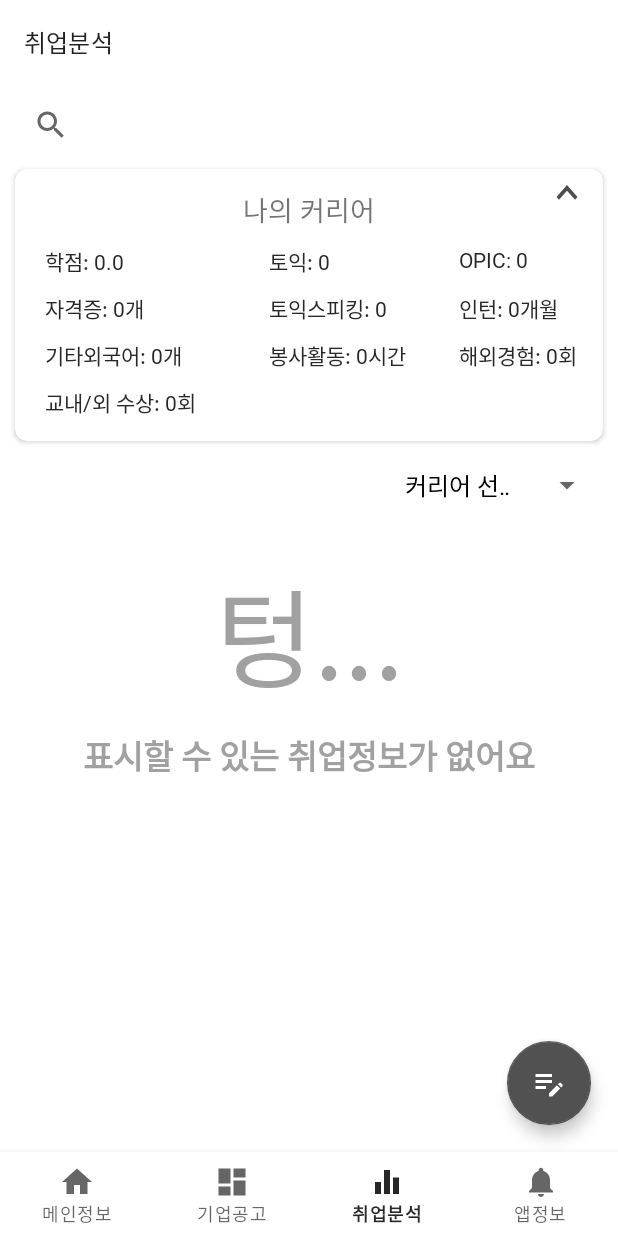
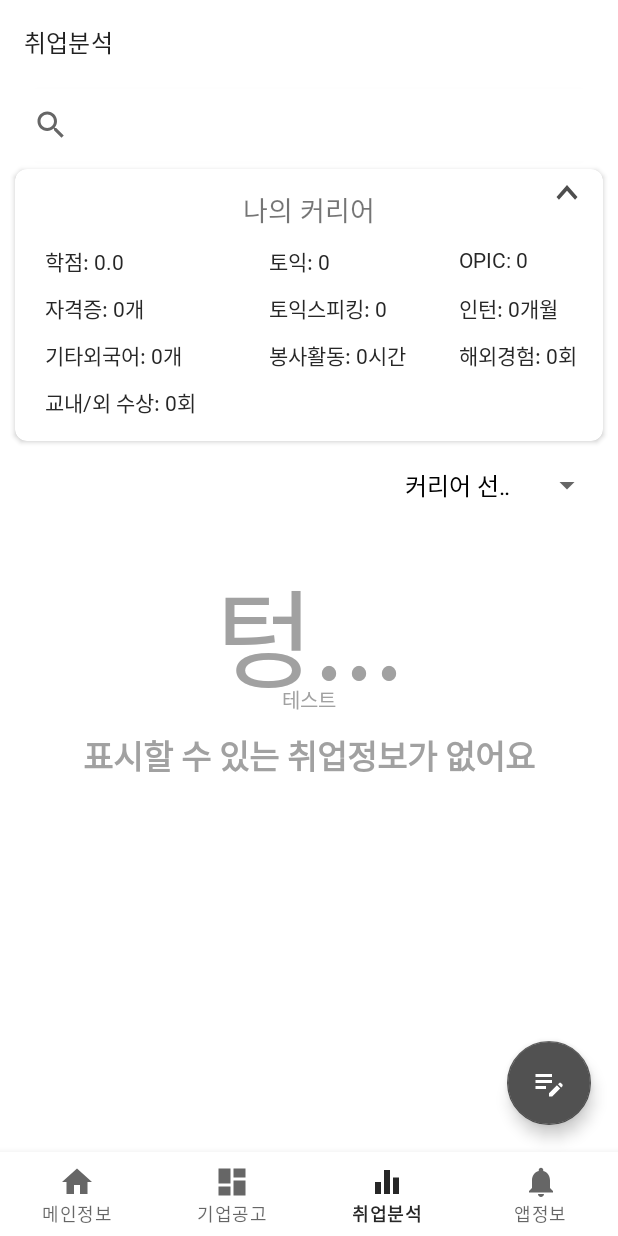
Before and after one commit to GNU-AIS/AIS_JOB_APP, an Android app: the AnalysisFragment screen opened through its navigation route, on a phone screen of 412 x 824 dp. Run offline under Robolectric (Android 15) with nearby library versions, the phone set to English and light mode, and no system bars; our stand-ins replace navigation-ui.

```diff
--- a/app/src/main/AndroidManifest.xml
+++ b/app/src/main/AndroidManifest.xml
@@ -2,7 +2,11 @@
 <manifest xmlns:android="http://schemas.android.com/apk/res/android"
     xmlns:tools="http://schemas.android.com/tools">
 
+    <uses-permission android:name="android.permission.INTERNET" />
+
+
     <application
+        android:usesCleartextTraffic = "true"
         android:allowBackup="true"
         android:dataExtractionRules="@xml/data_extraction_rules"
         android:fullBackupContent="@xml/backup_rules"
--- a/app/src/main/java/com/example/ais_job_app/ui/analysis/AnalysisFragment.java
+++ b/app/src/main/java/com/example/ais_job_app/ui/analysis/AnalysisFragment.java
@@ -4,6 +4,7 @@ import android.content.Context;
 import android.content.Intent;
 import android.content.SharedPreferences;
 import android.os.Bundle;
+import android.os.Handler;
 import android.util.Log;
 import android.view.LayoutInflater;
 import android.view.View;
@@ -23,6 +24,10 @@ import com.example.ais_job_app.JobCarrierInfo;
 import com.example.ais_job_app.R;
 import com.example.ais_job_app.databinding.FragmentAnalysisBinding;
 
+import java.io.BufferedReader;
+import java.io.InputStreamReader;
+import java.net.HttpURLConnection;
+import java.net.URL;
 import java.util.ArrayList;
 import java.util.HashMap;
 
@@ -37,11 +42,18 @@ public class AnalysisFragment extends Fragment {
     private Animation rotateOpen, rotateClose, fromBottom, toBottom;
     private Boolean fabClickedFlag = false;
 
+
+    /**/
+
+    String testUrl = "http://175.200.108.201:4000/test";
+
+    Handler handler = new Handler();// Thread에서 전달받은 값을 메인으로 가져오기 위한 Handler
+
     public View onCreateView(@NonNull LayoutInflater inflater,
                              ViewGroup container, Bundle savedInstanceState) {
         /* 바인딩 설정 */
         binding = FragmentAnalysisBinding.inflate(inflater, container, false);
-        View root = binding.getRoot();
+
 
         /* 나의 커리어 토글 설정 */
         if (Float.compare(AppManager.getInstance().getMap().get("myCareerTgb"), 1.0f) == 0) {
@@ -66,13 +78,64 @@ public class AnalysisFragment extends Fragment {
 
         initCarrierScore();
 
-
-
         /**/
         jobCarrierInfoArrayList = (ArrayList<JobCarrierInfo>) AppManager.getInstance().getJobCarrierInfoArrayList().clone();
 
-        return root;
+        RequestThread thread = new RequestThread(); // Thread 생성
+        thread.start(); // Thread 시작
+
+
+
+
+
+        return binding.getRoot();
     }
+    class RequestThread extends Thread { // url을 읽을 때도 앱이 동작할 수 있게 하기 위해 Thread 생성
+        @Override
+        public void run() { // 이 쓰레드에서 실행 될 메인 코드
+            try {
+                URL url = new URL(testUrl); // 입력받은 웹서버 URL 저장
+                HttpURLConnection conn = (HttpURLConnection) url.openConnection(); // url에 연결
+                if(conn != null){ // 만약 연결이 되었을 경우
+                    conn.setConnectTimeout(10000); // 10초 동안 기다린 후 응답이 없으면 종료
+                    conn.setRequestMethod("POST"); // GET 메소드 : 웹 서버로 부터 리소스를 가져온다.
+                    conn.setDoInput(true); // 서버에서 온 데이터를 입력받을 수 있는 상태인가? true
+                    conn.setDoOutput(true); // 서버에서 온 데이터를 출력할 수 있는 상태인가? true
+
+                    int resCode = conn.getResponseCode(); // 응답 코드를 리턴 받는다.
+                    if(resCode == HttpURLConnection.HTTP_OK){ // 만약 응답 코드가 200(=OK)일 경우
+                        BufferedReader reader = new BufferedReader(new InputStreamReader(conn.getInputStream()));
+                        // BufferedReader() : 엔터만 경계로 인식하고 받은 데이터를 String 으로 고정, Scanner 에 비해 빠름!
+                        // InputStreamReader() : 지정된 문자 집합 내의 문자로 인코딩
+                        // getInputStream() : url 에서 데이터를 읽어옴
+                        String line = null; // 웹에서 가져올 데이터를 저장하기위한 변수
+                        while(true){
+                            line = reader.readLine(); // readLine() : 한 줄을 읽어오는 함수
+                            if(line == null) // 만약 읽어올 줄이 없으면 break
+                                break;
+                            println(line); // 출력 *80번째 줄의 함수*
+                        }
+                        reader.close(); // 입력이 끝남
+                    }
+                    conn.disconnect(); // DB연결 해제
+                }
+            } catch (Exception e) { //예외 처리
+                e.printStackTrace(); // printStackTrace() : 에러 메세지의 발생 근원지를 찾아서 단계별로 에러를 출력
+            }
+        }
+    }
+
+    public void println(final String data){ // final : 변수의 상수화 => 변수 변경 불가
+        handler.post(new Runnable() {
+            // post() : 핸들러에서 쓰레드로 ()를 보냄
+            // Runnable() : 실행 코드가 담긴 객체
+            @Override
+            public void run() {
+                binding.testText.append(data);
+            } // run() : 실행될 코드가 들어있는 메소드
+        });
+    }
+
 
     private void initCarrierScore() {
         HashMap<String, Float> mapCarrier = AppManager.getInstance().getMapCarrier();
--- a/app/src/main/res/layout/fragment_analysis.xml
+++ b/app/src/main/res/layout/fragment_analysis.xml
@@ -214,6 +214,21 @@
         tools:ignore="MissingConstraints" />
 
     <TextView
+        android:text="테스트"
+        android:textColor="@color/writeColor2"
+        android:fontFamily="@font/cafe24"
+        android:id="@+id/testText"
+        android:layout_width="match_parent"
+        android:layout_height="wrap_content"
+        android:textAlignment="center"
+        android:textSize="13sp"
+        app:layout_constraintBottom_toTopOf="@id/tv_is_empty_2"
+        android:layout_marginBottom="10dp"
+        app:layout_constraintEnd_toEndOf="parent"
+        app:layout_constraintStart_toStartOf="parent"/>
+
+
+    <TextView
         android:textColor="@color/writeColor2"
         android:fontFamily="@font/cafe24"
         android:id="@+id/tv_is_empty"
```
